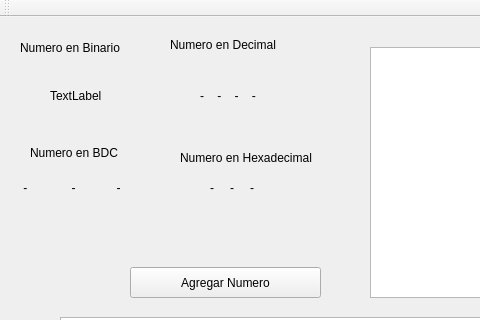
Qt form hamingtables.ui (AndreyGarro/HamingAlgorithm) before a commit; both pictures show x 0 to 480 and y 0 to 320 of the 1449 by 640 pixel window.
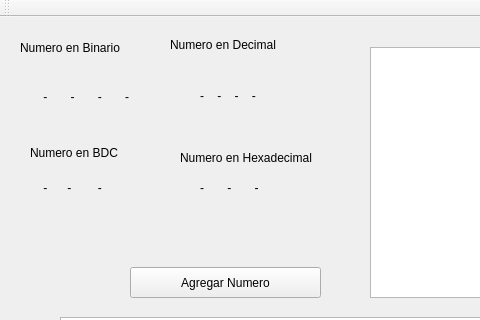
The same form after that commit.

```diff
--- a/hamingtables.ui
+++ b/hamingtables.ui
@@ -63,14 +63,14 @@
    <widget class="QLabel" name="numeroBin">
     <property name="geometry">
      <rect>
-      <x>50</x>
+      <x>30</x>
       <y>70</y>
-      <width>67</width>
-      <height>17</height>
+      <width>121</width>
+      <height>20</height>
      </rect>
     </property>
     <property name="text">
-     <string>TextLabel</string>
+     <string>    -       -       -       - </string>
     </property>
    </widget>
    <widget class="QLabel" name="label_3">
@@ -128,79 +128,27 @@
    <widget class="QLabel" name="primeroH">
     <property name="geometry">
      <rect>
-      <x>210</x>
+      <x>200</x>
       <y>160</y>
-      <width>16</width>
+      <width>71</width>
       <height>21</height>
      </rect>
     </property>
     <property name="text">
-     <string>-</string>
-    </property>
-   </widget>
-   <widget class="QLabel" name="segundoH">
-    <property name="geometry">
-     <rect>
-      <x>230</x>
-      <y>160</y>
-      <width>16</width>
-      <height>21</height>
-     </rect>
-    </property>
-    <property name="text">
-     <string>-</string>
-    </property>
-   </widget>
-   <widget class="QLabel" name="tercerH">
-    <property name="geometry">
-     <rect>
-      <x>250</x>
-      <y>160</y>
-      <width>16</width>
-      <height>21</height>
-     </rect>
-    </property>
-    <property name="text">
-     <string>-</string>
-    </property>
-   </widget>
-   <widget class="QLabel" name="BCD2">
-    <property name="geometry">
-     <rect>
-      <x>55</x>
-      <y>160</y>
-      <width>41</width>
-      <height>21</height>
-     </rect>
-    </property>
-    <property name="text">
-     <string>     -</string>
-    </property>
-   </widget>
-   <widget class="QLabel" name="BCD3">
-    <property name="geometry">
-     <rect>
-      <x>100</x>
-      <y>160</y>
-      <width>51</width>
-      <height>21</height>
-     </rect>
-    </property>
-    <property name="text">
-     <string>     -</string>
+     <string>-       -       - </string>
     </property>
    </widget>
    <widget class="QLabel" name="BCD1">
     <property name="geometry">
      <rect>
-      <x>10</x>
+      <x>30</x>
       <y>160</y>
-      <width>41</width>
+      <width>101</width>
       <height>21</height>
      </rect>
     </property>
     <property name="text">
-     <string>    -</string>
+     <string>    -      -        -</string>
     </property>
    </widget>
   </widget>
```
